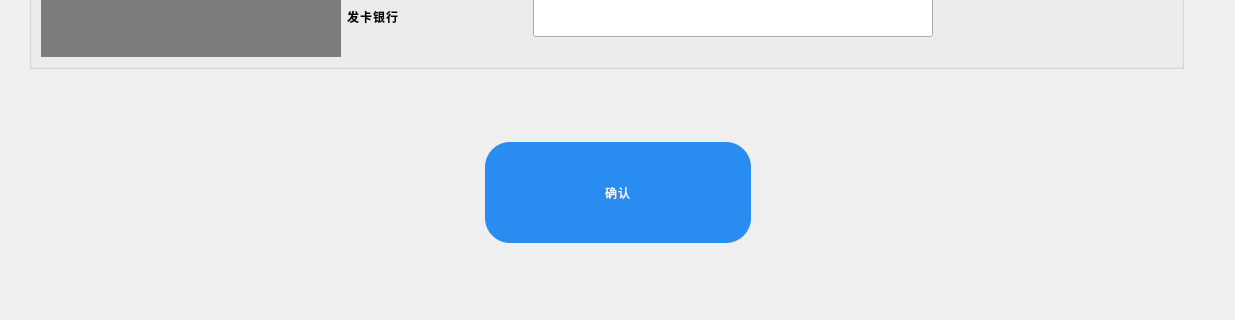
Above: SSCard_System/qi_information.ui from leithergit/SSCard_System before the change; both pictures show x 0 to 1235 and y 432 to 752 of the 1235 by 752 pixel window. Below: the same form after it.
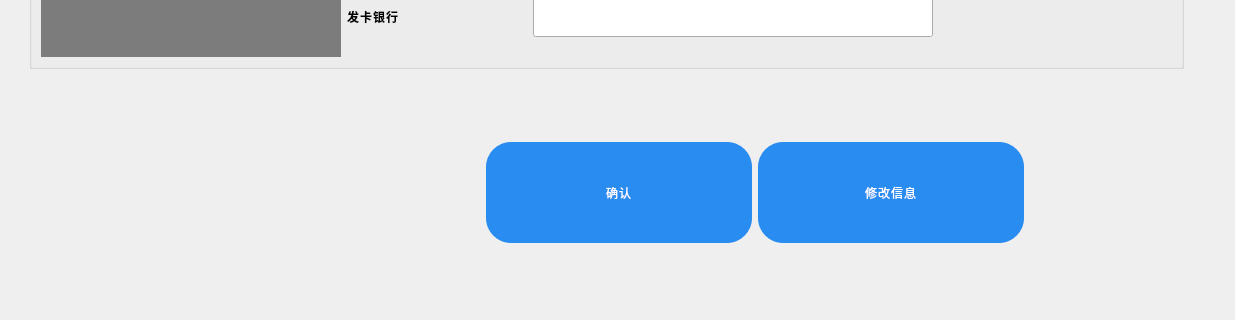
That is the form after the change.

Commit message: 1.添加修改信息界面 2.修改临时使用移动端的代码作为桌面端使用 3.修改与社保通信的接口顺序（见2.11社保文档） 4.添加跨行换卡功能 5.添加信息修改功能 6.修改通信方式为post

What changed in the file:
```diff
--- a/SSCard_System/qi_information.ui
+++ b/SSCard_System/qi_information.ui
@@ -441,14 +441,46 @@
        </property>
       </widget>
      </item>
+     <item>
+      <widget class="QPushButton" name="pushButton_ModifyInfo">
+       <property name="enabled">
+        <bool>true</bool>
+       </property>
+       <property name="minimumSize">
+        <size>
+         <width>266</width>
+         <height>101</height>
+        </size>
+       </property>
+       <property name="styleSheet">
+        <string notr="true">QPushButton{background-color: #298cf0;
+border-radius: 25px;
+font: 57 42px &quot;思源黑体 CN Medium&quot;;
+font-weight: normal;
+line-height: 49px;
+letter-spacing: 1px;
+color: #ffffff;}
+QPushButton:pressed{background:#38a357;}
+QPushButton:!enabled{background:#cacaca;}
+
+</string>
+       </property>
+       <property name="text">
+        <string>修改信息</string>
+       </property>
+      </widget>
+     </item>
      <item>
       <spacer name="horizontalSpacer_6">
        <property name="orientation">
         <enum>Qt::Horizontal</enum>
        </property>
+       <property name="sizeType">
+        <enum>QSizePolicy::Fixed</enum>
+       </property>
        <property name="sizeHint" stdset="0">
         <size>
-         <width>40</width>
+         <width>200</width>
          <height>20</height>
         </size>
        </property>
```
Left out of the diff: 6 changed lines with no effect on the pictures. The commit also changes 33 other files.
